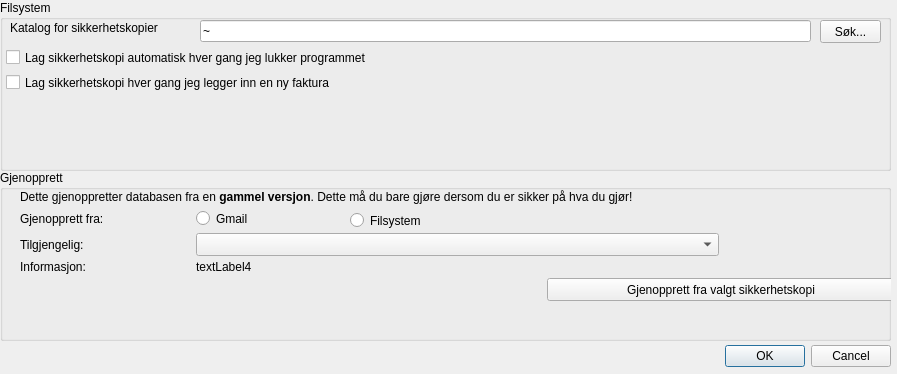
This is finfaktura/ui/sikkerhetskopi.ui in unhammer/finfaktura-prev as Qt 5 draws it before an edit. The edited form follows.
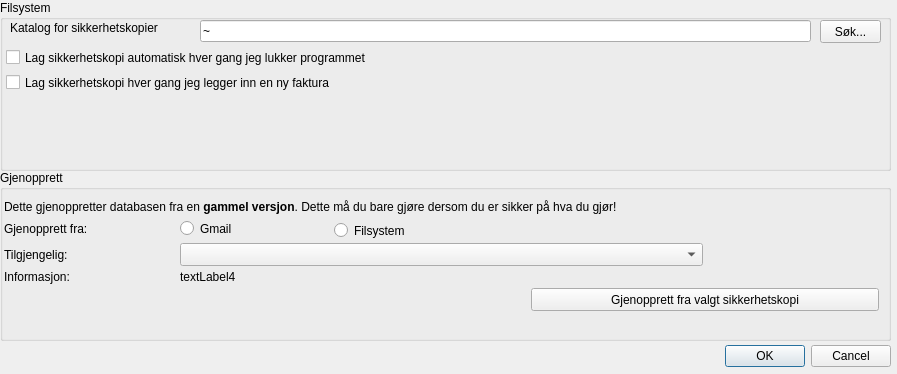
This is the edited form.

Commit message: Småfiks på sikkerhetskopiGUIen

```diff
--- a/finfaktura/ui/sikkerhetskopi.ui
+++ b/finfaktura/ui/sikkerhetskopi.ui
@@ -119,27 +119,11 @@
    <property name="title">
     <string>Gjenopprett</string>
    </property>
-   <widget class="QLabel" name="textLabel2_5">
-    <property name="geometry">
-     <rect>
-      <x>20</x>
-      <y>38</y>
-      <width>172</width>
-      <height>21</height>
-     </rect>
-    </property>
-    <property name="text">
-     <string>Gjenopprett fra:</string>
-    </property>
-    <property name="wordWrap">
-     <bool>false</bool>
-    </property>
-   </widget>
    <widget class="QLabel" name="textLabel4_3">
     <property name="geometry">
      <rect>
-      <x>196</x>
-      <y>90</y>
+      <x>180</x>
+      <y>100</y>
       <width>699</width>
       <height>14</height>
      </rect>
@@ -157,21 +141,11 @@
      <bool>true</bool>
     </property>
    </widget>
-   <widget class="QComboBox" name="comboBox10">
-    <property name="geometry">
-     <rect>
-      <x>196</x>
-      <y>63</y>
-      <width>523</width>
-      <height>23</height>
-     </rect>
-    </property>
-   </widget>
    <widget class="QRadioButton" name="radioButton5">
     <property name="geometry">
      <rect>
-      <x>196</x>
-      <y>38</y>
+      <x>180</x>
+      <y>48</y>
       <width>172</width>
       <height>21</height>
      </rect>
@@ -183,8 +157,8 @@
    <widget class="QLabel" name="textLabel1_6">
     <property name="geometry">
      <rect>
-      <x>20</x>
-      <y>20</y>
+      <x>4</x>
+      <y>30</y>
       <width>875</width>
       <height>14</height>
      </rect>
@@ -199,56 +173,11 @@
      <bool>true</bool>
     </property>
    </widget>
-   <widget class="QLabel" name="textLabel2_5_2">
-    <property name="geometry">
-     <rect>
-      <x>20</x>
-      <y>63</y>
-      <width>172</width>
-      <height>23</height>
-     </rect>
-    </property>
-    <property name="text">
-     <string>Tilgjengelig:</string>
-    </property>
-    <property name="wordWrap">
-     <bool>false</bool>
-    </property>
-   </widget>
-   <widget class="QLabel" name="textLabel3_3">
-    <property name="geometry">
-     <rect>
-      <x>20</x>
-      <y>90</y>
-      <width>172</width>
-      <height>14</height>
-     </rect>
-    </property>
-    <property name="text">
-     <string>Informasjon:</string>
-    </property>
-    <property name="wordWrap">
-     <bool>false</bool>
-    </property>
-   </widget>
-   <widget class="QPushButton" name="pushButton29">
-    <property name="geometry">
-     <rect>
-      <x>547</x>
-      <y>108</y>
-      <width>348</width>
-      <height>23</height>
-     </rect>
-    </property>
-    <property name="text">
-     <string>Gjenopprett fra valgt sikkerhetskopi</string>
-    </property>
-   </widget>
    <widget class="QRadioButton" name="radioButton5_2">
     <property name="geometry">
      <rect>
-      <x>350</x>
-      <y>40</y>
+      <x>334</x>
+      <y>50</y>
       <width>171</width>
       <height>21</height>
      </rect>
@@ -257,6 +186,77 @@
      <string>Filsystem</string>
     </property>
    </widget>
+   <widget class="QComboBox" name="comboBox10">
+    <property name="geometry">
+     <rect>
+      <x>180</x>
+      <y>73</y>
+      <width>523</width>
+      <height>23</height>
+     </rect>
+    </property>
+   </widget>
+   <widget class="QPushButton" name="pushButton29">
+    <property name="geometry">
+     <rect>
+      <x>531</x>
+      <y>118</y>
+      <width>348</width>
+      <height>23</height>
+     </rect>
+    </property>
+    <property name="text">
+     <string>Gjenopprett fra valgt sikkerhetskopi</string>
+    </property>
+   </widget>
+   <widget class="QLabel" name="textLabel3_3">
+    <property name="geometry">
+     <rect>
+      <x>4</x>
+      <y>100</y>
+      <width>172</width>
+      <height>14</height>
+     </rect>
+    </property>
+    <property name="text">
+     <string>Informasjon:</string>
+    </property>
+    <property name="wordWrap">
+     <bool>false</bool>
+    </property>
+   </widget>
+   <widget class="QLabel" name="textLabel2_5">
+    <property name="geometry">
+     <rect>
+      <x>4</x>
+      <y>48</y>
+      <width>172</width>
+      <height>21</height>
+     </rect>
+    </property>
+    <property name="text">
+     <string>Gjenopprett fra:</string>
+    </property>
+    <property name="wordWrap">
+     <bool>false</bool>
+    </property>
+   </widget>
+   <widget class="QLabel" name="textLabel2_5_2">
+    <property name="geometry">
+     <rect>
+      <x>4</x>
+      <y>73</y>
+      <width>172</width>
+      <height>23</height>
+     </rect>
+    </property>
+    <property name="text">
+     <string>Tilgjengelig:</string>
+    </property>
+    <property name="wordWrap">
+     <bool>false</bool>
+    </property>
+   </widget>
   </widget>
  </widget>
  <resources/>
```
Left out of the diff: 2 changed lines with no effect on the pictures.
